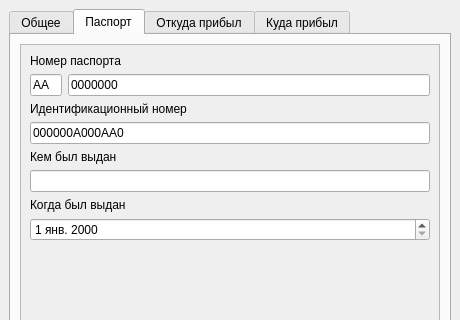
alex-rusakevich/studentfastreg, file ui/studentfastreg.ui: the form before one commit; both pictures show x 0 to 460 and y 0 to 320 of the 460 by 480 pixel window.
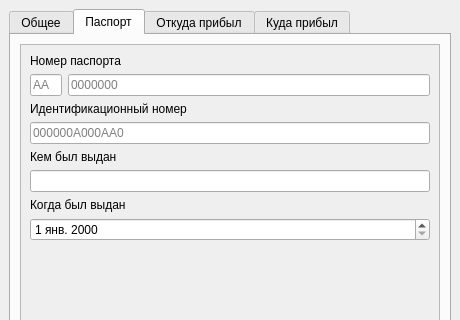
The form after the commit. The open tabs and pages were chosen to show the change. Icons and pictures are not drawn.

Commit message: #patch fix spinbox ignored, fix crash on no config file

What changed in the file:
```diff
--- a/ui/studentfastreg.ui
+++ b/ui/studentfastreg.ui
@@ -186,8 +186,8 @@
             <rect>
              <x>0</x>
              <y>0</y>
-             <width>416</width>
-             <height>381</height>
+             <width>418</width>
+             <height>378</height>
             </rect>
            </property>
            <layout class="QVBoxLayout" name="verticalLayout_6">
@@ -209,6 +209,9 @@
                  </size>
                 </property>
                 <property name="text">
+                 <string/>
+                </property>
+                <property name="placeholderText">
                  <string>AA</string>
                 </property>
                </widget>
@@ -216,6 +219,9 @@
               <item>
                <widget class="QLineEdit" name="passportNoLineEdit">
                 <property name="text">
+                 <string/>
+                </property>
+                <property name="placeholderText">
                  <string>0000000</string>
                 </property>
                </widget>
@@ -232,6 +238,9 @@
             <item>
              <widget class="QLineEdit" name="IDNoLineEdit">
               <property name="text">
+               <string/>
+              </property>
+              <property name="placeholderText">
                <string>000000A000AA0</string>
               </property>
              </widget>
```
Left out of the diff: 15 changed lines with no effect on the pictures. The commit also changes 3 other files.
